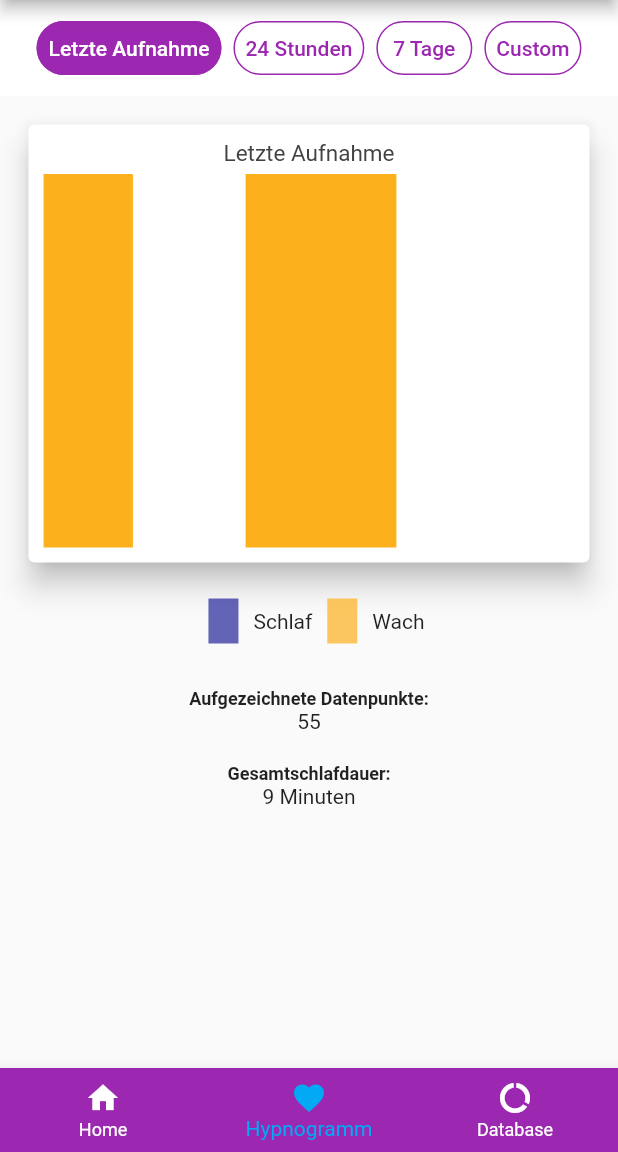
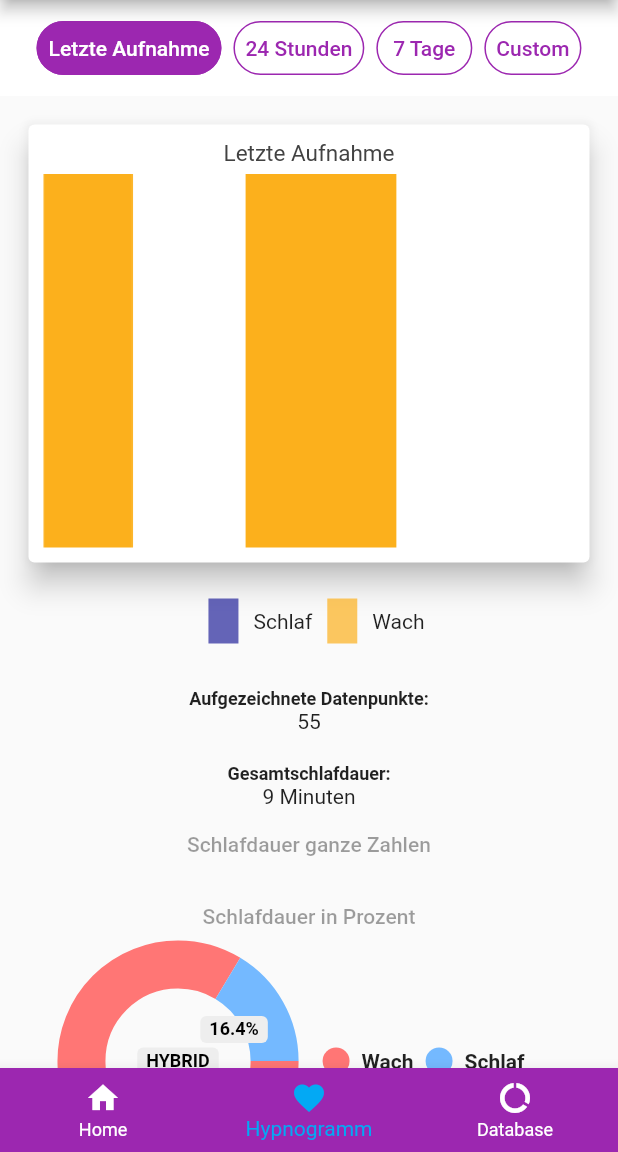
Before and after one commit to SarahLM/somnus, a Flutter app: the TabsScreen screen opened directly, item 2 of the bottom bar chosen, on a phone screen of 412 x 824 dp, the part 84-1236 px from its top. Run offline on Flutter 3.47's test engine with Material 2 defaults, Android fonts, the phone set to English and light mode, and no system bars; drawn by our look-alikes of pie_chart; our stand-ins replace introduction_screen, permission_handler, shared_preferences, syncfusion_flutter_charts; missing offline and left inert: flutter_ble_lib, pointycastle; accounts and stored records are empty.

Commit message:
Add PieChart

```diff
--- /dev/null
+++ b/frontend_somnus/lib/providers/datapoint.dart
@@ -0,0 +1,6 @@
+class DataPoint {
+  DataPoint(this.date, this.state);
+  final DateTime date;
+  final double state;
+  // final Color segmentColor;
+}
--- a/frontend_somnus/lib/providers/states.dart
+++ b/frontend_somnus/lib/providers/states.dart
@@ -1,5 +1,6 @@
 import 'package:flutter/material.dart';
-import '../widgets/syncfusion.dart';
+//import '../widgets/syncfusion.dart';
+import 'datapoint.dart';
 
 class DataStates with ChangeNotifier {
   List<DataPoint> _items = [
--- a/frontend_somnus/lib/screens/hypnogram_screen.dart
+++ b/frontend_somnus/lib/screens/hypnogram_screen.dart
@@ -1,4 +1,5 @@
 import 'package:flutter/material.dart';
+import 'package:frontend_somnus/providers/datapoint.dart';
 import 'package:frontend_somnus/providers/states.dart';
 import 'package:provider/provider.dart';
 //import 'package:date_range_picker/date_range_picker.dart' as DateRagePicker;
@@ -63,7 +64,8 @@ class _HypnogramScreenState extends State<HypnogramScreen> {
 
   @override
   Widget build(BuildContext context) {
-    return Column(
+    return SingleChildScrollView(
+      child: Column(
         children: [
           Container(
             alignment: Alignment.center,
@@ -110,8 +112,8 @@ class _HypnogramScreenState extends State<HypnogramScreen> {
                   ),
                   color: _pressedButton2 ? Colors.purple : Colors.white,
                   onPressed: () {
-                  final dataPoints =
-                      Provider.of<DataStates>(context, listen: false)
+                    final dataPoints = Provider.of<DataStates>(context,
+                            listen: false)
                         .findByDate(
                             (new DateTime.now()).add(new Duration(days: -2)),
                             DateTime.now());
@@ -138,8 +140,8 @@ class _HypnogramScreenState extends State<HypnogramScreen> {
                   ),
                   color: _pressedButton3 ? Colors.purple : Colors.white,
                   onPressed: () {
-                  final dataPoints =
-                      Provider.of<DataStates>(context, listen: false)
+                    final dataPoints = Provider.of<DataStates>(context,
+                            listen: false)
                         .findByDate(
                             (new DateTime.now()).add(new Duration(days: -7)),
                             DateTime.now());
@@ -213,6 +215,7 @@ class _HypnogramScreenState extends State<HypnogramScreen> {
           ),
           //LineAreaPage()
         ],
+      ),
     );
   }
 }
--- /dev/null
+++ b/frontend_somnus/lib/widgets/hypnogram_piechart_widget.dart
@@ -0,0 +1,85 @@
+import 'package:flutter/material.dart';
+import 'package:frontend_somnus/providers/datapoint.dart';
+import 'package:pie_chart/pie_chart.dart';
+//import 'package:syncfusion_flutter_charts/charts.dart';
+
+// ignore: must_be_immutable
+class HypnogramPieChart extends StatelessWidget {
+  final List<DataPoint> sleepData;
+  Map<String, double> dataMap;
+
+  Map<String, double> getDataList() {
+    return dataMap = {
+      "Wach": (sleepData.where((dataPoint) => dataPoint.state == 1.0))
+          .toList()
+          .length
+          .toDouble(),
+      "Schlaf": (sleepData.where((dataPoint) => dataPoint.state == 0.0))
+          .toList()
+          .length
+          .toDouble(),
+    };
+  }
+
+  HypnogramPieChart({this.sleepData});
+  @override
+  Widget build(BuildContext context) {
+    return Column(
+      children: [
+        FlatButton(
+          onPressed: null,
+          child: Text('Schlafdauer ganze Zahlen'),
+        ),
+        FlatButton(
+          onPressed: null,
+          child: Text('Schlafdauer in Prozent'),
+        ),
+        Container(
+            child: PieChart(
+          dataMap: getDataList(),
+          animationDuration: Duration(milliseconds: 800),
+          chartLegendSpacing: 32,
+          chartRadius: MediaQuery.of(context).size.width / 3.2,
+          //colorList: colorList,
+          initialAngleInDegree: 0,
+          chartType: ChartType.ring,
+          ringStrokeWidth: 32,
+          centerText: "HYBRID",
+          legendOptions: LegendOptions(
+            showLegendsInRow: true,
+            // legendPosition: LegendPosition.right,
+            showLegends: true,
+            // legendShape: _BoxShape.circle,
+            legendTextStyle: TextStyle(
+              fontWeight: FontWeight.bold,
+            ),
+          ),
+          chartValuesOptions: ChartValuesOptions(
+            showChartValueBackground: true,
+            showChartValues: true,
+            showChartValuesInPercentage: true,
+            showChartValuesOutside: false,
+          ),
+        )
+            //SfCircularChart(
+            //   series: <CircularSeries>[
+            //     // Renders doughnut chart
+            //     DoughnutSeries<DataPoint, DateTime>(
+
+            //         dataSource: sleepData,
+            //         //pointColorMapper: (DataPoint data, _) => data.color,
+            //         xValueMapper: (DataPoint data, _) => data.date,
+            //         yValueMapper: (DataPoint data, _) => data.state,
+            //         dataLabelSettings: DataLabelSettings(
+            //             // Renders the data label
+            //             isVisible: true),
+            //         // Mode of grouping
+            //         groupMode: CircularChartGroupMode.value,
+            //         groupTo: 2)
+            //   ],
+            // ),
+            ),
+      ],
+    );
+  }
+}
--- a/frontend_somnus/lib/widgets/syncfusion.dart
+++ b/frontend_somnus/lib/widgets/syncfusion.dart
@@ -1,6 +1,8 @@
 //import 'dart:io';
 
 import 'package:flutter/material.dart';
+import 'package:frontend_somnus/providers/datapoint.dart';
+import 'package:frontend_somnus/widgets/hypnogram_piechart_widget.dart';
 //import 'package:frontend_somnus/providers/states.dart';
 //import 'package:provider/provider.dart';
 import 'package:syncfusion_flutter_charts/charts.dart';
@@ -83,7 +85,7 @@ class Sync extends StatelessWidget {
                     series: <ChartSeries>[
                       // Initialize line series
                       StepAreaSeries<DataPoint, DateTime>(
-                          animationDuration: 2000,
+                          //animationDuration: 2000,
                           color: const Color.fromRGBO(
                               252, 176, 28, 1), //Color of awake periods
                           opacity: 1.0,
@@ -162,7 +164,10 @@ class Sync extends StatelessWidget {
                     .toList()
                     .length
                     .toString() +
-                ' Minuten')
+                ' Minuten'),
+            HypnogramPieChart(
+              sleepData: this.sleepData,
+            ),
           ],
         ),
       ),
@@ -170,9 +175,9 @@ class Sync extends StatelessWidget {
   }
 }
 
-class DataPoint {
-  DataPoint(this.date, this.state);
-  final DateTime date;
-  final double state;
-  // final Color segmentColor;
-}
+// class DataPoint {
+//   DataPoint(this.date, this.state);
+//   final DateTime date;
+//   final double state;
+//   // final Color segmentColor;
+// }
--- a/frontend_somnus/pubspec.yaml
+++ b/frontend_somnus/pubspec.yaml
@@ -37,6 +37,7 @@ dependencies:
   syncfusion_flutter_charts: ^18.3.52
   intl: ^0.16.1
   provider: ^4.3.2+3
+  pie_chart: ^4.0.1
 
 
   # The following adds the Cupertino Icons font to your application.
```
Lines whose indentation alone changed are shown as unchanged.
